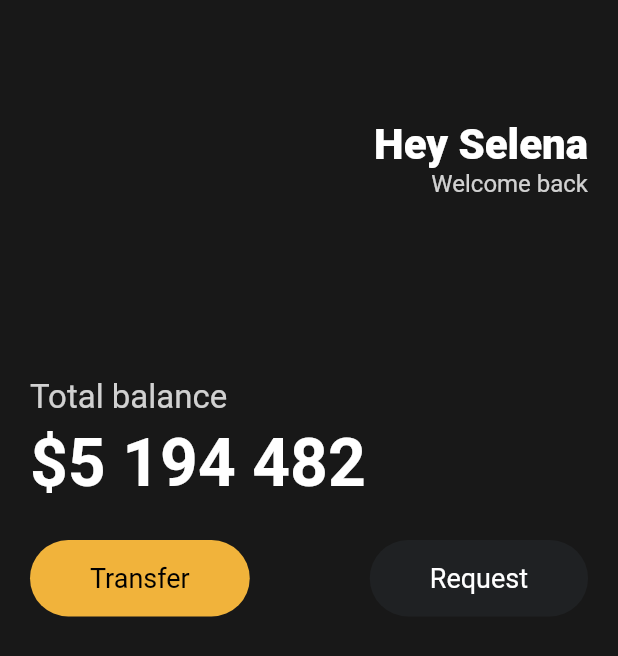
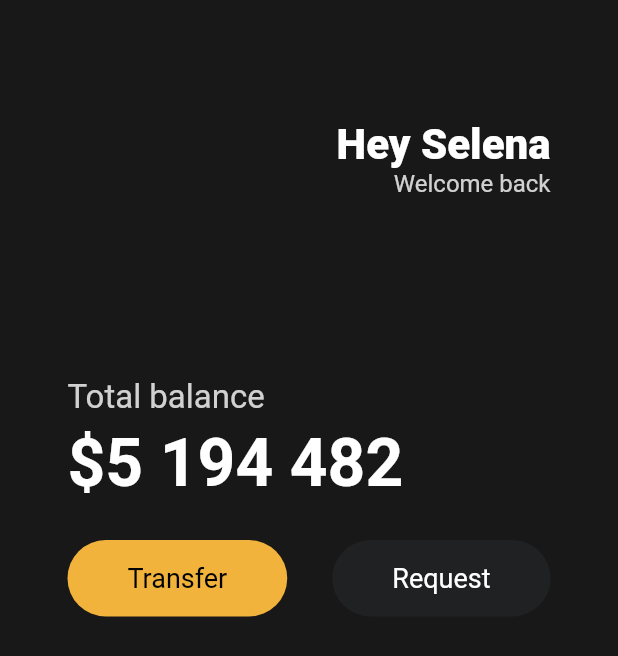
Before and after one commit to MalMyeong/clonecoding_ver1, a Flutter app: the screen it shows after launch, on a phone screen of 412 x 824 dp. Shown: the top 656 px of the screen. Run offline on Flutter 3.47's test engine with Material 2 defaults, Android fonts, the phone set to English and light mode, and no system bars.

Commit message:
change scaffold padding value

```diff
--- a/lib/main.dart
+++ b/lib/main.dart
@@ -14,7 +14,7 @@ class App extends StatelessWidget {
       home: Scaffold(
         backgroundColor: const Color(0xFF181818),
         body: Padding(
-          padding: const EdgeInsets.symmetric(horizontal: 20),
+          padding: const EdgeInsets.symmetric(horizontal: 45),
           child: Column(
             crossAxisAlignment: CrossAxisAlignment.start,
             children: [
```
